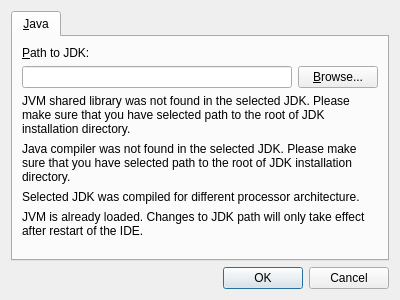
Old version of the form Sources/GUI/SettingsDialog.ui in the repository drunkfly/retrotoolkit.
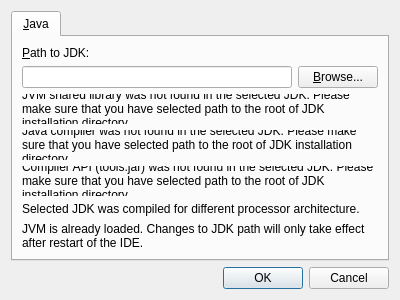
New version of the form.

```diff
--- a/Sources/GUI/SettingsDialog.ui
+++ b/Sources/GUI/SettingsDialog.ui
@@ -68,6 +68,16 @@
          </property>
         </widget>
        </item>
+       <item>
+        <widget class="QLabel" name="jdkToolsJarNotFoundLabel">
+         <property name="text">
+          <string>Compiler API (tools.jar) was not found in the selected JDK. Please make sure that you have selected path to the root of JDK installation directory.</string>
+         </property>
+         <property name="wordWrap">
+          <bool>true</bool>
+         </property>
+        </widget>
+       </item>
        <item>
         <widget class="QLabel" name="jdkWrongArchitectureLabel">
          <property name="text">
```
